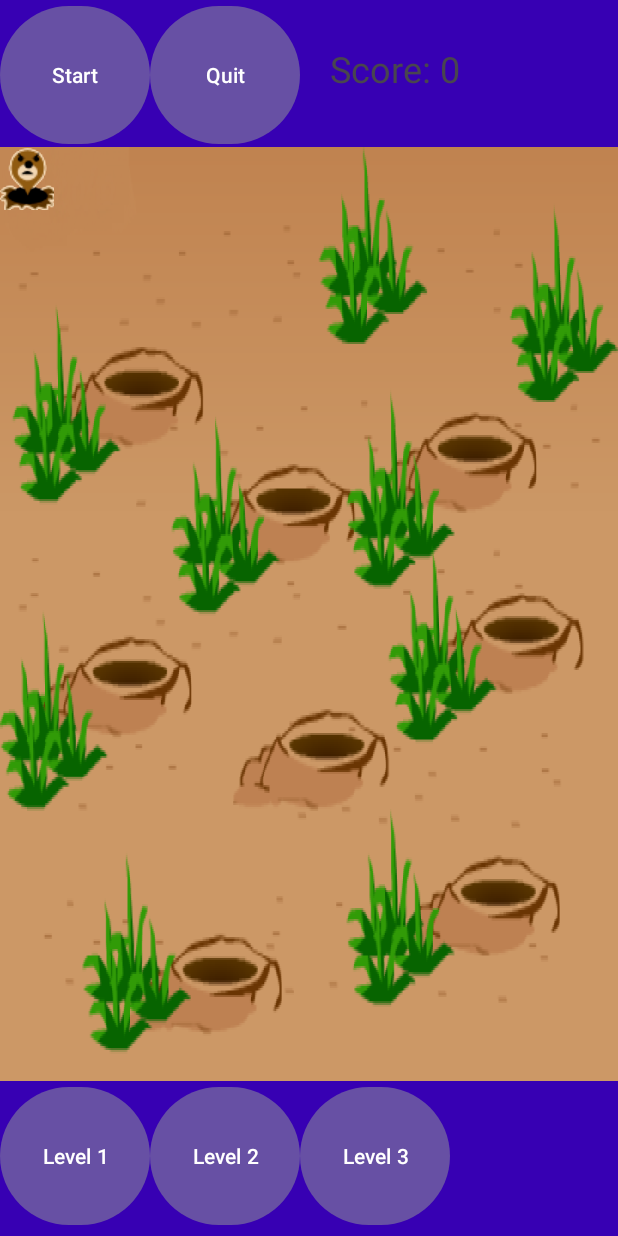
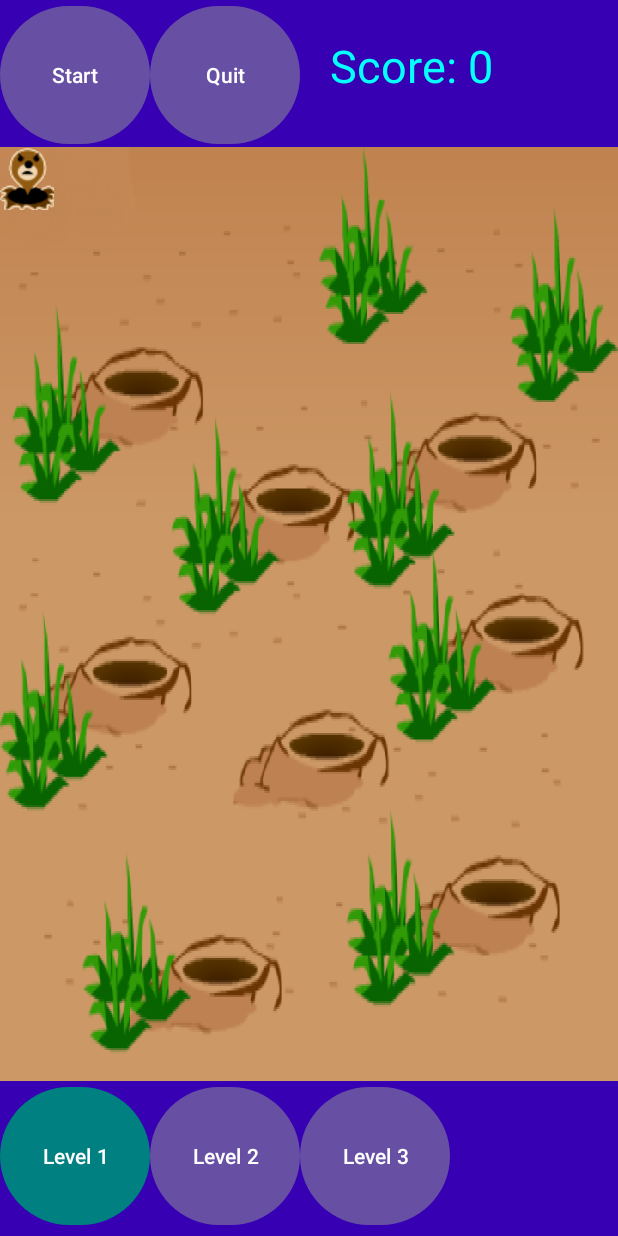
Before and after one commit to sunbee/MoleMashAK, an Android app: the screen it shows after launch (MainActivity), after a tap on "Level 1", on a phone screen of 412 x 824 dp. Run offline under Robolectric (Android 15) with nearby library versions, the phone set to English and light mode, and no system bars.

```diff
--- a/app/src/main/java/com/example/molemash/MainActivity.kt
+++ b/app/src/main/java/com/example/molemash/MainActivity.kt
@@ -1,5 +1,6 @@
 package com.example.molemash
 
+import android.graphics.Color
 import androidx.appcompat.app.AppCompatActivity
 import android.os.Bundle
 import android.util.Log
@@ -39,18 +40,21 @@ class MainActivity : AppCompatActivity(), GameView.ScoreListener {
         level1Button.setOnClickListener {
             levelSettings.currentLevel = 1
             // You can perform any additional actions or updates related to level 1 here
+            recolorButtons(1)
         }
 
         val level2Button: Button = binding.level2Button
         level2Button.setOnClickListener {
             levelSettings.currentLevel = 2
             // You can perform any additional actions or updates related to level 2 here
+            recolorButtons(2)
         }
 
         val level3Button: Button = binding.level3Button
         level3Button.setOnClickListener {
             levelSettings.currentLevel = 3
             // You can perform any additional actions or updates related to level 3 here
+            recolorButtons(3)
         }
 
         val startButton: Button = binding.startButton
@@ -80,4 +84,15 @@ class MainActivity : AppCompatActivity(), GameView.ScoreListener {
          * */
         binding.scoreTextView.text = "Score: $score"
     }
+
+    fun recolorButtons(level: Int) {
+        binding.level1Button.setBackgroundColor(Color.parseColor("#6750a4"))
+        binding.level2Button.setBackgroundColor(Color.parseColor("#6750a4"))
+        binding.level3Button.setBackgroundColor(Color.parseColor("#6750a4"))
+        when (level) {
+            1 -> binding.level1Button.setBackgroundColor(Color.parseColor("#008080"))
+            2 -> binding.level2Button.setBackgroundColor(Color.parseColor("#008080"))
+            3 -> binding.level3Button.setBackgroundColor(Color.parseColor("#008080"))
+        }
+    }
 }
--- a/app/src/main/java/com/example/molemash/Mole.kt
+++ b/app/src/main/java/com/example/molemash/Mole.kt
@@ -12,6 +12,7 @@ import kotlinx.coroutines.delay
 import kotlinx.coroutines.launch
 import android.view.MotionEvent
 import android.view.View
+import kotlinx.coroutines.isActive
 
 class Mole(private val context: Context, private val gameView: View, private val levelSettings: LevelSettings) {
     private val moleBitmap: Bitmap = BitmapFactory.decodeResource(context.resources, R.drawable.mole)
@@ -36,7 +37,9 @@ class Mole(private val context: Context, private val gameView: View, private val
     }
 
     fun stopAnimation() {
-        gameScope.cancel()
+        if (::gameScope.isInitialized)  {
+            gameScope.cancel()
+        }
     }
 
     private fun updatePosition(canvasWidth: Int, canvasHeight: Int) {
--- a/app/src/main/res/layout/activity_main.xml
+++ b/app/src/main/res/layout/activity_main.xml
@@ -30,7 +30,8 @@
             android:layout_height="wrap_content"
             android:paddingLeft="20dp"
             android:text="Score: 0"
-            android:textSize="24sp" />
+            android:textColor="#04FFFF"
+            android:textSize="30sp" />
 
     </LinearLayout>
 
```
